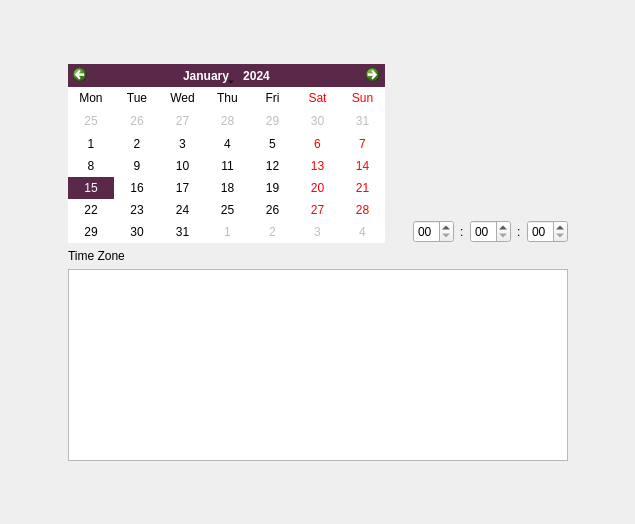
Before: the Qt Designer form yali4/gui/Ui/datetimewidget.ui in dadas45li/yali, drawn with Qt 5.
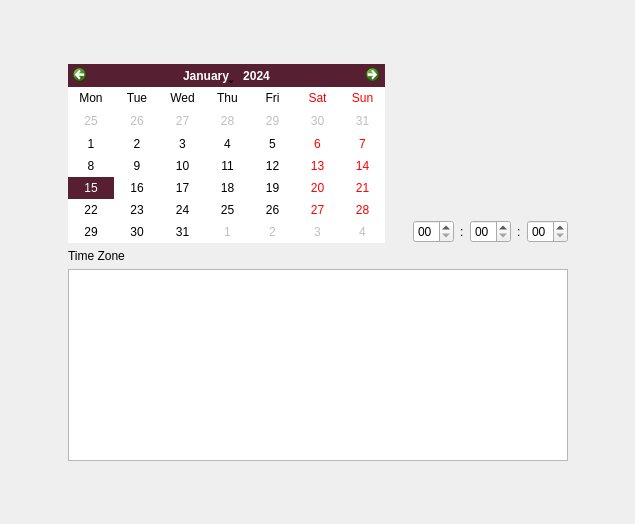
After: the same form once the commit is applied. Custom widgets are drawn as their Qt base class.

Patch:
```diff
--- a/yali4/gui/Ui/datetimewidget.ui
+++ b/yali4/gui/Ui/datetimewidget.ui
@@ -49,7 +49,7 @@
       <bool>true</bool>
      </property>
      <property name="styleSheet">
-      <string notr="true">selection-background-color: #5A2848;
+      <string notr="true">selection-background-color: #562032;
 alternate-background-color: rgba(255, 255, 255, 122);
 </string>
      </property>
```
